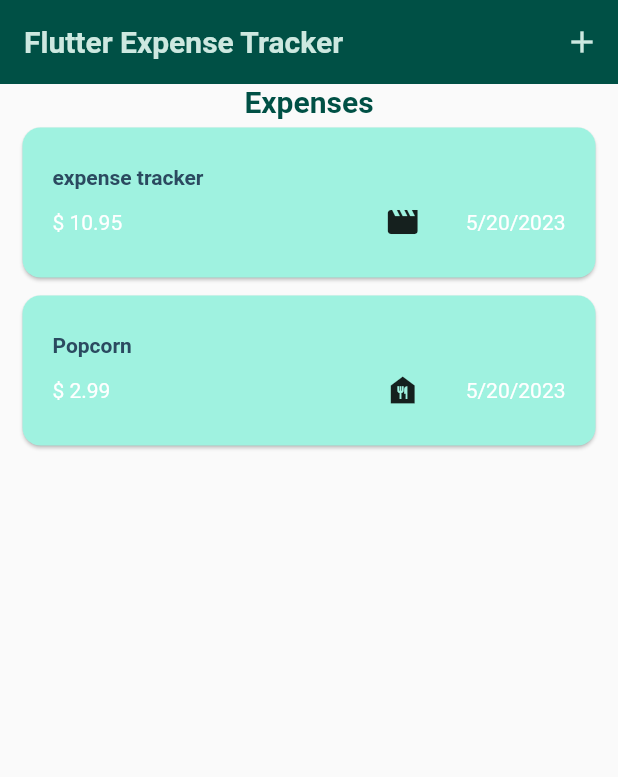
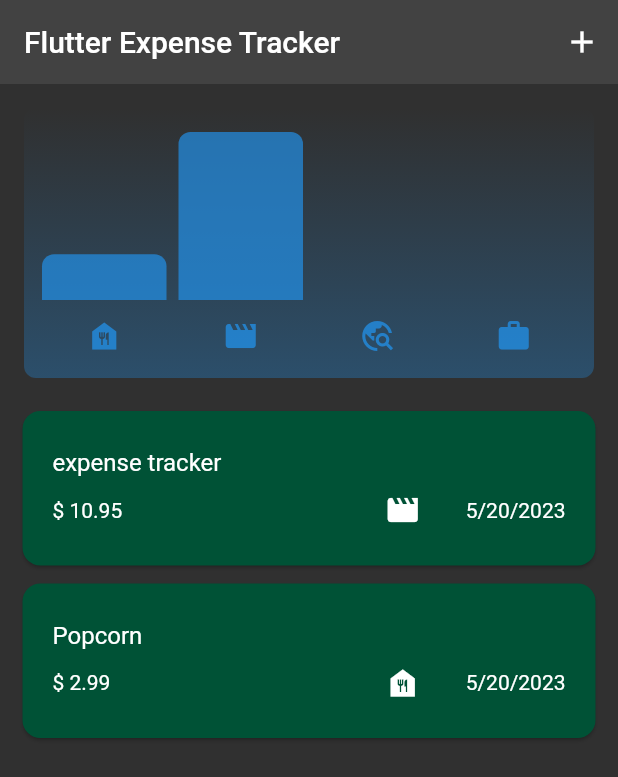
Before and after one commit to adekams/expense_tracker, a Flutter app: the screen it shows after launch, on a phone screen of 412 x 824 dp. Shown: the top 777 px of the screen. Run offline on Flutter 3.47's test engine with Material 2 defaults, Android fonts, the phone set to English and light mode, and no system bars.

Commit message:
updating bar charts & dark mode

```diff
--- a/lib/main.dart
+++ b/lib/main.dart
@@ -5,7 +5,7 @@ var kColorScheme = ColorScheme.fromSeed(
   seedColor: const Color.fromARGB(255, 18, 221, 194),
 );
 var kDarkColorScheme = ColorScheme.fromSeed(
-  seedColor: Color.fromARGB(255, 14, 17, 15),
+  seedColor: const Color.fromARGB(255, 14, 17, 15),
 );
 void main() {
   runApp(
@@ -13,7 +13,7 @@ void main() {
       darkTheme: ThemeData.dark().copyWith(
         brightness: Brightness.dark,
         useMaterial3: true,
-        colorScheme: kDarkColorScheme,
+        // colorScheme: kDarkColorScheme,
         cardTheme: const CardTheme().copyWith(
           color: kDarkColorScheme.onPrimaryContainer,
           margin: const EdgeInsets.symmetric(horizontal: 15, vertical: 6),
@@ -44,10 +44,9 @@ void main() {
             fontSize: 14,
             color: kColorScheme.onTertiaryContainer,
           ),
-          )
-          // scaffoldBackgroundColor: const Color.fromARGB(255, 121, 117, 105),
         ),
-      themeMode: ThemeMode.system,
+      ),
+      themeMode: ThemeMode.dark,
       home: const Expenses(),
     ),
   );
--- /dev/null
+++ b/lib/widgets/charts/chart.dart
@@ -0,0 +1,95 @@
+import 'package:flutter/material.dart';
+
+import 'package:expense_tracker/widgets/charts/chart_bar.dart';
+import 'package:expense_tracker/models/expense.dart';
+
+class Chart extends StatelessWidget {
+  const Chart({super.key, required this.expenses});
+
+  final List<Expense> expenses;
+
+  List<ExpenseBucket> get buckets {
+    return [
+      ExpenseBucket.forCategory(expenses, Category.food),
+      ExpenseBucket.forCategory(expenses, Category.leisure),
+      ExpenseBucket.forCategory(expenses, Category.travel),
+      ExpenseBucket.forCategory(expenses, Category.work),
+    ];
+  }
+
+  double get maxTotalExpense {
+    double maxTotalExpense = 0;
+
+    for (final bucket in buckets) {
+      if (bucket.totalExpenses > maxTotalExpense) {
+        maxTotalExpense = bucket.totalExpenses;
+      }
+    }
+
+    return maxTotalExpense;
+  }
+
+  @override
+  Widget build(BuildContext context) {
+    final isDarkMode =
+        MediaQuery.of(context).platformBrightness == Brightness.dark;
+    return Container(
+      margin: const EdgeInsets.all(16),
+      padding: const EdgeInsets.symmetric(
+        vertical: 16,
+        horizontal: 8,
+      ),
+      width: double.infinity,
+      height: 180,
+      decoration: BoxDecoration(
+        borderRadius: BorderRadius.circular(8),
+        gradient: LinearGradient(
+          colors: [
+            Theme.of(context).colorScheme.primary.withOpacity(0.3),
+            Theme.of(context).colorScheme.primary.withOpacity(0.0)
+          ],
+          begin: Alignment.bottomCenter,
+          end: Alignment.topCenter,
+        ),
+      ),
+      child: Column(
+        children: [
+          Expanded(
+            child: Row(
+              crossAxisAlignment: CrossAxisAlignment.end,
+              children: [
+                for (final bucket in buckets) // alternative to map()
+                  ChartBar(
+                    fill: bucket.totalExpenses == 0
+                        ? 0
+                        : bucket.totalExpenses / maxTotalExpense,
+                  )
+              ],
+            ),
+          ),
+          const SizedBox(height: 12),
+          Row(
+            children: buckets
+                .map(
+                  (bucket) => Expanded(
+                    child: Padding(
+                      padding: const EdgeInsets.symmetric(horizontal: 4),
+                      child: Icon(
+                        categoryIcons[bucket.category],
+                        color: isDarkMode
+                            ? Theme.of(context).colorScheme.secondary
+                            : Theme.of(context)
+                                .colorScheme
+                                .primary
+                                .withOpacity(0.7),
+                      ),
+                    ),
+                  ),
+                )
+                .toList(),
+          )
+        ],
+      ),
+    );
+  }
+}
--- /dev/null
+++ b/lib/widgets/charts/chart_bar.dart
@@ -0,0 +1,34 @@
+import 'package:flutter/material.dart';
+
+class ChartBar extends StatelessWidget {
+  const ChartBar({
+    super.key,
+    required this.fill,
+  });
+
+  final double fill;
+
+  @override
+  Widget build(BuildContext context) {
+    final isDarkMode =
+        MediaQuery.of(context).platformBrightness == Brightness.dark;
+    return Expanded(
+      child: Padding(
+        padding: const EdgeInsets.symmetric(horizontal: 4),
+        child: FractionallySizedBox(
+          heightFactor: fill,
+          child: DecoratedBox(
+            decoration: BoxDecoration(
+              shape: BoxShape.rectangle,
+              borderRadius:
+                  const BorderRadius.vertical(top: Radius.circular(8)),
+              color: isDarkMode
+                  ? Theme.of(context).colorScheme.secondary
+                  : Theme.of(context).colorScheme.primary.withOpacity(0.65),
+            ),
+          ),
+        ),
+      ),
+    );
+  }
+}
--- a/lib/widgets/expenses.dart
+++ b/lib/widgets/expenses.dart
@@ -1,7 +1,7 @@
 import 'package:expense_tracker/widgets/expenses_list/expenses_list.dart';
 import 'package:expense_tracker/widgets/new_expense.dart';
 import 'package:flutter/material.dart';
-
+import 'package:expense_tracker/widgets/charts/chart.dart';
 import 'package:expense_tracker/models/expense.dart';
 
 class Expenses extends StatefulWidget {
@@ -90,10 +90,7 @@ class _ExpensesState extends State<Expenses> {
       ),
       body: Column(
         children: [
-          Text(
-            'Expenses',
-            style: Theme.of(context).textTheme.titleLarge,
-          ),
+          Chart(expenses: _registeredExpenses),
           Expanded(
             child: mainContent,
           ),
--- a/lib/widgets/expenses_list/expenses_list.dart
+++ b/lib/widgets/expenses_list/expenses_list.dart
@@ -1,4 +1,3 @@
-import 'package:expense_tracker/main.dart';
 import 'package:expense_tracker/models/expense.dart';
 import 'package:expense_tracker/widgets/expenses_list/expense_item.dart';
 import 'package:flutter/material.dart';
@@ -18,8 +17,8 @@ class ExpensesList extends StatelessWidget {
         key: ValueKey(expenses[indx]),
         background: Container(
           color: Theme.of(context).colorScheme.error,
-          margin: EdgeInsets.symmetric(
-              horizontal: Theme.of(context).cardTheme.margin!.horizontal),
+          // margin: EdgeInsets.symmetric(
+          //     horizontal: Theme.of(context).cardTheme.margin!.horizontal),
         ),
         child: ExpenseItem(expenses[indx]),
         onDismissed: (direction) {
```
Lines whose indentation alone changed are shown as unchanged.
